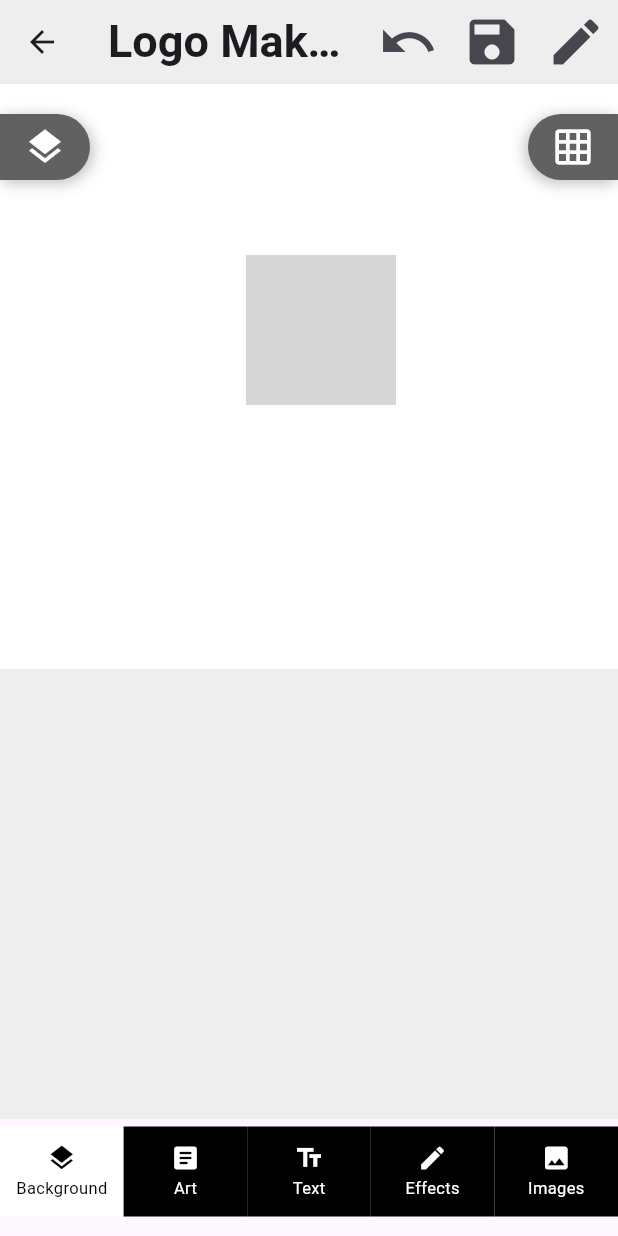
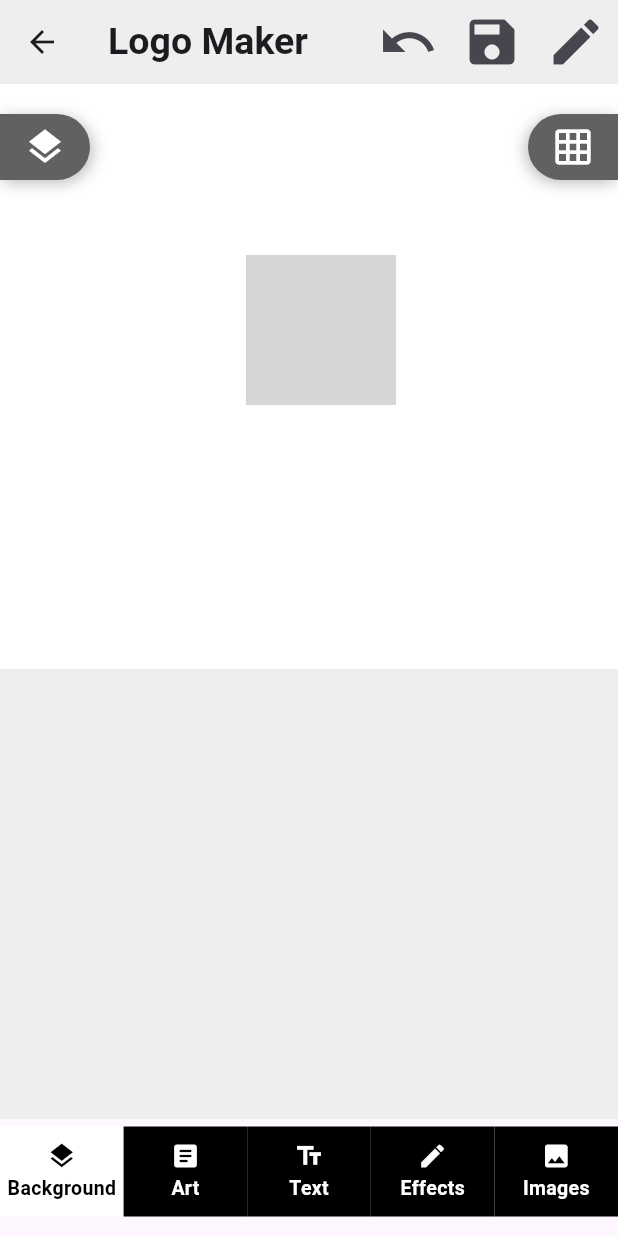
Before and after one commit to devsinntechnologies/logo-app-flutter, a Flutter app: the DownloadLogo screen opened directly with empty values, on a phone screen of 412 x 824 dp. Run offline on Flutter 3.47's test engine with Material 3 defaults, Android fonts, the light colour scheme and no system bars; our stand-ins replace connectivity_plus, flutter_svg, google_fonts; grey boxes are pictures that could not be loaded.

Commit message:
minor updates

```diff
--- a/logo_app_flutter/lib/components/editable_element_wrapper.dart
+++ b/logo_app_flutter/lib/components/editable_element_wrapper.dart
@@ -1,10 +1,10 @@
-// ✅ PASTE THIS ENTIRE CODE BLOCK INTO lib/widgets/editable_element_wrapper.dart
+
 
 import 'dart:math';
 import 'package:flutter/material.dart';
 import 'corner_action_icon.dart';
 
-// --- Typedefs remain the same ---
+
 typedef ElementTapCallback = void Function(int id);
 typedef ElementPanUpdateCallback = void Function(int id, Offset delta);
 typedef ElementPanStartCallback = void Function(int id, DragStartDetails details);
@@ -20,9 +20,9 @@
   final Size canvasSize;
   final bool isSelected;
   final bool isEditingMode;
-  final bool isLocked; // ✅ NEW: To disable interactions
+  final bool isLocked;
 
-  // Callbacks
+
   final ElementTapCallback onTap;
   final ElementPanStartCallback onPanStart;
   final ElementPanUpdateCallback onPanUpdate;
@@ -47,7 +47,7 @@
     required this.canvasSize,
     required this.isSelected,
     required this.isEditingMode,
-    required this.isLocked, // ✅ NEW
+    required this.isLocked,
     required this.onTap,
     required this.onPanStart,
     required this.onPanUpdate,
@@ -66,14 +66,14 @@
 
   @override
   Widget build(BuildContext context) {
-    // Determine if interactions should be active
+
     final bool canInteract = !isLocked && isEditingMode && isSelected;
 
     return Positioned(
       left: position.dx,
       top: position.dy,
       child: GestureDetector(
-        // ✅ Interactions are now conditional on `isLocked`
+
         onTap: !isLocked ? () => onTap(id) : null,
         onPanStart: canInteract ? (details) => onPanStart(id, details) : null,
         onPanUpdate: canInteract ? (details) => onPanUpdate(id, details.delta) : null,
@@ -94,12 +94,12 @@
               Transform.rotate(
                 angle: rotation * pi / 180,
                 child: Container(
-                  padding: const EdgeInsets.all(12), // space for corners
+                  padding: const EdgeInsets.all(12),
                   child: child,
                 ),
               ),
 
-              // Corner icons
+
               if (canInteract) ...[
                 Positioned(
                   top: -15,
@@ -141,7 +141,7 @@
                 ),
               ],
 
-              // ✅ NEW: Visual indicator when locked
+
               if (isLocked)
                 Positioned.fill(
                   child: Container(
--- a/logo_app_flutter/lib/components/logo_bottom_nav_bar.dart
+++ b/logo_app_flutter/lib/components/logo_bottom_nav_bar.dart
@@ -74,7 +74,8 @@
                     Text(
                       label,
                       style: TextStyle(
-                        fontSize: 11,
+                        fontSize: 13,
+                        fontWeight: FontWeight.bold,
                         color:
                             isSelected && hasTapped
                                 ? Colors.black
--- a/logo_app_flutter/lib/models/logo_state_data.dart
+++ b/logo_app_flutter/lib/models/logo_state_data.dart
@@ -1,7 +1,7 @@
-// ✅ PASTE THIS ENTIRE CODE BLOCK INTO logo_state_data.dart
+
 
 import 'dart:ui';
-import 'package:collection/collection.dart'; // Add this import. Run: flutter pub add collection
+import 'package:collection/collection.dart';
 
 class CustomTextElement {
   final String text;
@@ -32,7 +32,7 @@
 }
 
 class LogoStateData {
-  // --- Element Properties ---
+
   final Offset logoPosition;
   final double logoSize;
   final double logoRotation;
@@ -50,7 +50,7 @@
   final bool isSloganVisible;
   final String? sloganName;
 
-  // --- Optional second elements ---
+
   final Offset? logo2Position;
   final double? logo2Size;
   final double? logo2Rotation;
@@ -66,10 +66,10 @@
   final double? slogan2Rotation;
   final bool isSlogan2Visible;
 
-  // --- Dynamic elements ---
+
   final List<CustomTextElement> customTexts;
 
-  // ✅ --- NEW: Layer Management State ---
+
   final Set<int> lockedElements;
   final List<int> elementOrder;
 
@@ -101,11 +101,11 @@
     this.slogan2Rotation,
     required this.isSlogan2Visible,
     this.customTexts = const [],
-    this.lockedElements = const {}, // Default to empty set
-    this.elementOrder = const [], // Default to empty list
+    this.lockedElements = const {},
+    this.elementOrder = const [],
   });
 
-  // Helper to get all visible element IDs
+
   List<int> get visibleElementIds {
     final ids = <int>[];
     if (isLogoVisible) ids.add(0);
--- a/logo_app_flutter/lib/screens/download_logo.dart
+++ b/logo_app_flutter/lib/screens/download_logo.dart
@@ -614,7 +614,7 @@
     return Scaffold(
       appBar: AppBar(
         backgroundColor: Colors.grey.shade200,
-        title: const Text('Logo Maker', style: TextStyle(fontSize: 30, fontWeight: FontWeight.bold)),
+        title: const Text('Logo Maker', style: TextStyle(fontSize: 25, fontWeight: FontWeight.bold)),
         actions: [
           IconButton(icon: const Icon(Icons.undo, size: 40), onPressed: _undo, tooltip: 'Undo last change'),
           IconButton(icon: const Icon(Icons.save, size: 40), onPressed: () {}, tooltip: 'Save Logo'),
```
